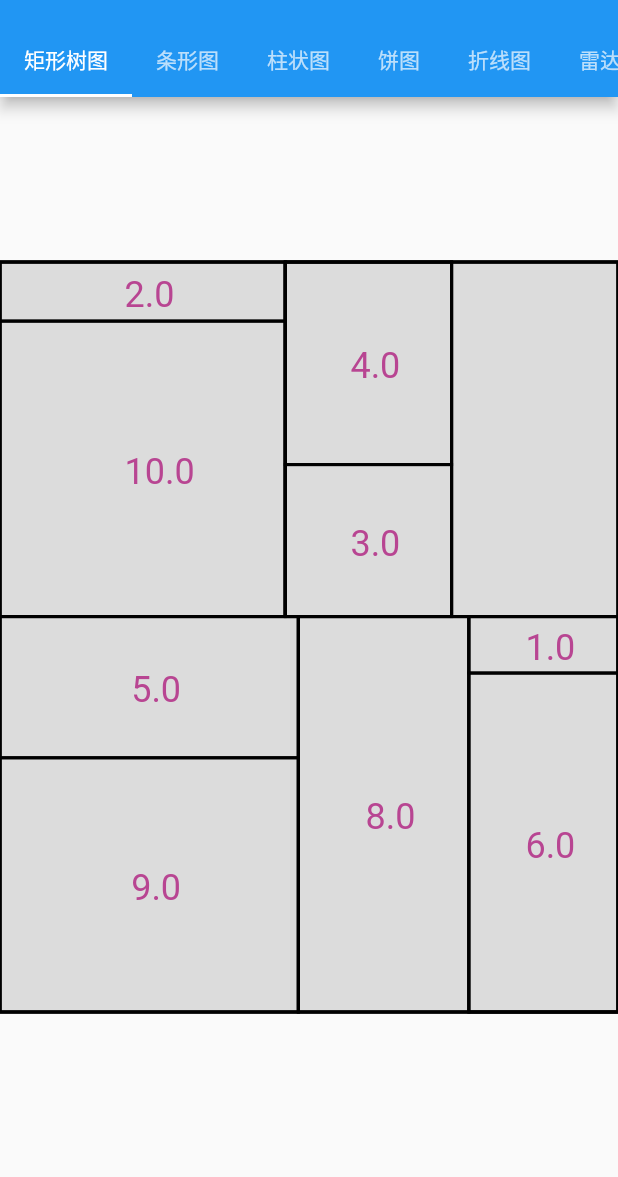
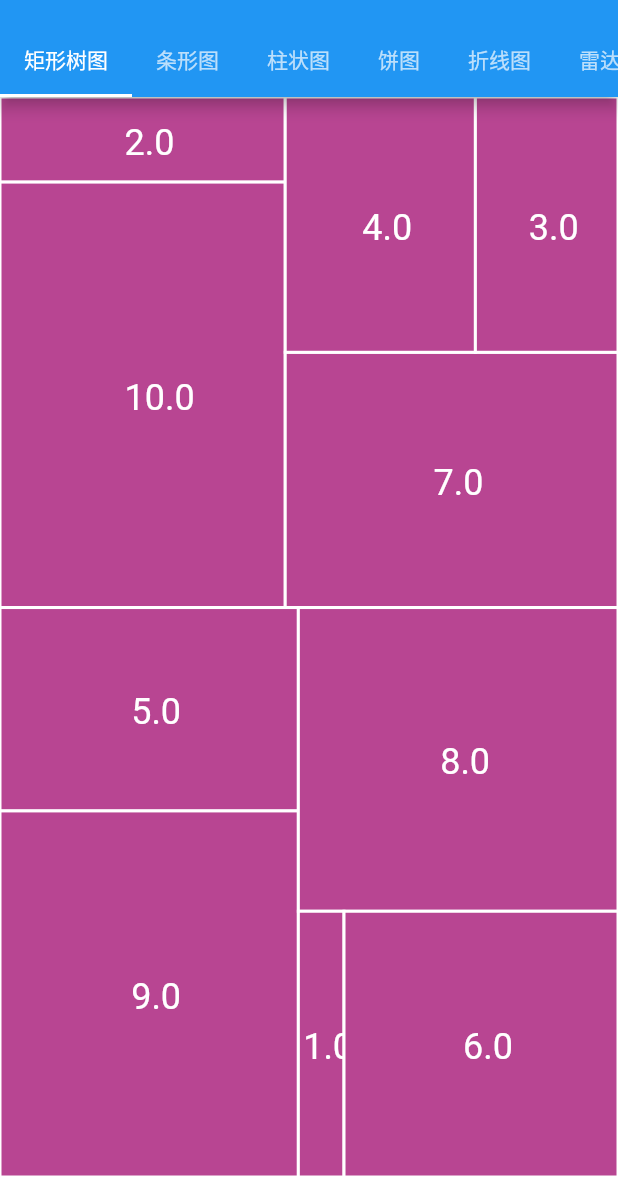
Before and after one commit to xrr2016/flutter-charts, a Flutter app: the screen it shows after launch, on a phone screen of 412 x 824 dp, the part 59-1236 px from its top. Run offline on Flutter 3.47's test engine with Material 2 defaults, Android fonts, the phone set to English and light mode, and no system bars.

Commit message:
feat: update tree map

```diff
--- a/lib/charts/tree_map/tree_map.dart
+++ b/lib/charts/tree_map/tree_map.dart
@@ -8,36 +8,41 @@ import './draw_tree_rects.dart';
 // 2. 前序遍历二叉树
 // 3. 遍历过程中绘制每个字树
 
-class TreeMap extends StatefulWidget {
-  @override
-  _TreeMapState createState() => _TreeMapState();
-}
+class TreeMap extends StatelessWidget {
+  final List<double> datas;
 
-class _TreeMapState extends State<TreeMap> {
+  const TreeMap({@required this.datas});
+
   @override
   Widget build(BuildContext context) {
-    return CustomPaint(
-      painter: TreeMapPainter(),
-      child: Container(
-        width: 500,
-        height: 500,
-      ),
+    return LayoutBuilder(
+      builder: (BuildContext context, BoxConstraints constraints) {
+        return CustomPaint(
+          painter: TreeMapPainter(
+            datas: datas,
+          ),
+          size: constraints.biggest,
+        );
+      },
     );
   }
 }
 
 class TreeMapPainter extends CustomPainter {
+  final List<double> datas;
+
+  TreeMapPainter({@required this.datas});
+
   @override
   void paint(Canvas canvas, Size size) {
-    List<double> input = [2, 10, 4, 3, 7, 5, 9, 8, 1, 6];
     Paint paint = Paint()
       ..color = Colors.black12
       ..style = PaintingStyle.fill;
 
     Rect rootRect = Rect.fromLTWH(0, 0, size.width, size.height);
-    TreeNode rootNode = parseArrayToBST(input);
+    TreeNode rootNode = parseArrayToBST(datas);
     canvas.drawRect(rootRect, paint);
-    drawTreeRects(rootNode, rootRect, rootNode, canvas);
+    drawTreeRects(rootNode, rootRect, rootNode, 0, canvas);
   }
 
   @override
--- a/lib/pages/tree_map_page.dart
+++ b/lib/pages/tree_map_page.dart
@@ -11,159 +11,6 @@ class TreeMapPage extends StatefulWidget {
 class _TreeMapPageState extends State<TreeMapPage> {
   @override
   Widget build(BuildContext context) {
-    return Center(
-      child: TreeMap(),
-    );
+    return TreeMap(datas: [2, 10, 4, 3, 7, 5, 9, 8, 1, 6]);
   }
 }
-
-// class Square {
-//   final double x;
-//   final double y;
-//   final double width;
-//   final double height;
-//   final Color color;
-
-//   Square({
-//     this.x,
-//     this.y,
-//     this.width,
-//     this.height,
-//     this.color,
-//   });
-
-//   Map toJson() {
-//     return {
-//       "x": x,
-//       "y": y,
-//       "width": width,
-//       "height": height,
-//       "color": color.toString(),
-//     };
-//   }
-// }
-
-// class TreeMapPainter extends CustomPainter {
-//   void _draw(Canvas canvas, List<Square> squares) {
-//     final Paint paint = Paint()
-//       ..strokeWidth = 2
-//       ..isAntiAlias = true
-//       ..style = PaintingStyle.fill;
-
-//     final Paint paint2 = Paint()
-//       ..strokeWidth = 2
-//       ..isAntiAlias = true
-//       ..color = Colors.black54
-//       ..style = PaintingStyle.stroke;
-
-//     for (int i = 0; i < squares.length; i++) {
-//       final Square square = squares[i];
-//       final Rect rect = Rect.fromLTWH(
-//         square.x,
-//         square.y,
-//         square.width,
-//         square.height,
-//       );
-
-//       paint.color = square.color;
-//       // paint.color = Random().nextBool()
-//       //     ? Colors.white
-//       //     : colors[Random().nextInt(colors.length)].withOpacity(.8);
-
-//       canvas.drawRect(rect, paint);
-//       canvas.drawRect(rect, paint2);
-//     }
-//   }
-
-//   void _splitSquaresWith(Map coordinates, List<Square> squares) {
-//     final double x = coordinates["x"];
-//     final double y = coordinates["y"];
-
-//     for (int i = squares.length - 1; i >= 0; i--) {
-//       final Square square = squares[i];
-
-//       if (x != null && x > square.x && x < square.x + square.width) {
-//         if (Random().nextBool()) {
-//           squares.removeAt(i);
-//           _splitOnX(square, x, squares);
-//         }
-//       }
-
-//       if (y != null && y > square.y && y < square.y + square.height) {
-//         if (Random().nextBool()) {
-//           squares.removeAt(i);
-//           _splitOnY(square, y, squares);
-//         }
-//       }
-//     }
-//   }
-
-//   void _splitOnX(Square square, double splitAt, List<Square> squares) {
-//     final Square squareA = Square(
-//       x: square.x,
-//       y: square.y,
-//       width: square.width - (square.width - splitAt + square.x),
-//       height: square.height,
-//       color: colors[Random().nextInt(colors.length)].withOpacity(.8),
-//     );
-
-//     final Square squareB = Square(
-//       x: splitAt,
-//       y: square.y,
-//       width: square.width - splitAt + square.x,
-//       height: square.height,
-//       color: colors[Random().nextInt(colors.length)].withOpacity(.8),
-//     );
-
-//     squares.add(squareA);
-//     squares.add(squareB);
-//   }
-
-//   void _splitOnY(Square square, double splitAt, List<Square> squares) {
-//     final Square squareA = Square(
-//       x: square.x,
-//       y: square.y,
-//       width: square.width,
-//       height: square.height - (square.height - splitAt + square.y),
-//       color: colors[Random().nextInt(colors.length)].withOpacity(.8),
-//     );
-
-//     final Square squareB = Square(
-//       x: square.x,
-//       y: splitAt,
-//       width: square.width,
-//       height: square.height - splitAt + square.y,
-//       color: colors[Random().nextInt(colors.length)].withOpacity(.8),
-//     );
-
-//     squares.add(squareA);
-//     squares.add(squareB);
-//   }
-
-//   @override
-//   void paint(Canvas canvas, Size size) {
-//     final List<Square> squares = [
-//       Square(
-//         x: 0,
-//         y: 0,
-//         width: size.width,
-//         height: size.height,
-//         color: Colors.white,
-//       ),
-//     ];
-
-//     double step = size.width / 7;
-
-//     for (double i = 0; i < size.width; i += step) {
-//       _splitSquaresWith({"y": i}, squares);
-//       _splitSquaresWith({"x": i}, squares);
-//     }
-//     _draw(canvas, squares);
-//   }
-
-//   @override
-//   bool shouldRepaint(TreeMapPainter oldDelegate) => false;
-
-//   @override
-//   bool shouldRebuildSemantics(TreeMapPainter oldDelegate) => false;
-// }
```
Also changed, not shown: lib/charts/tree_map/draw_tree_rects.dart (+36 -50 lines), 1 other file.
